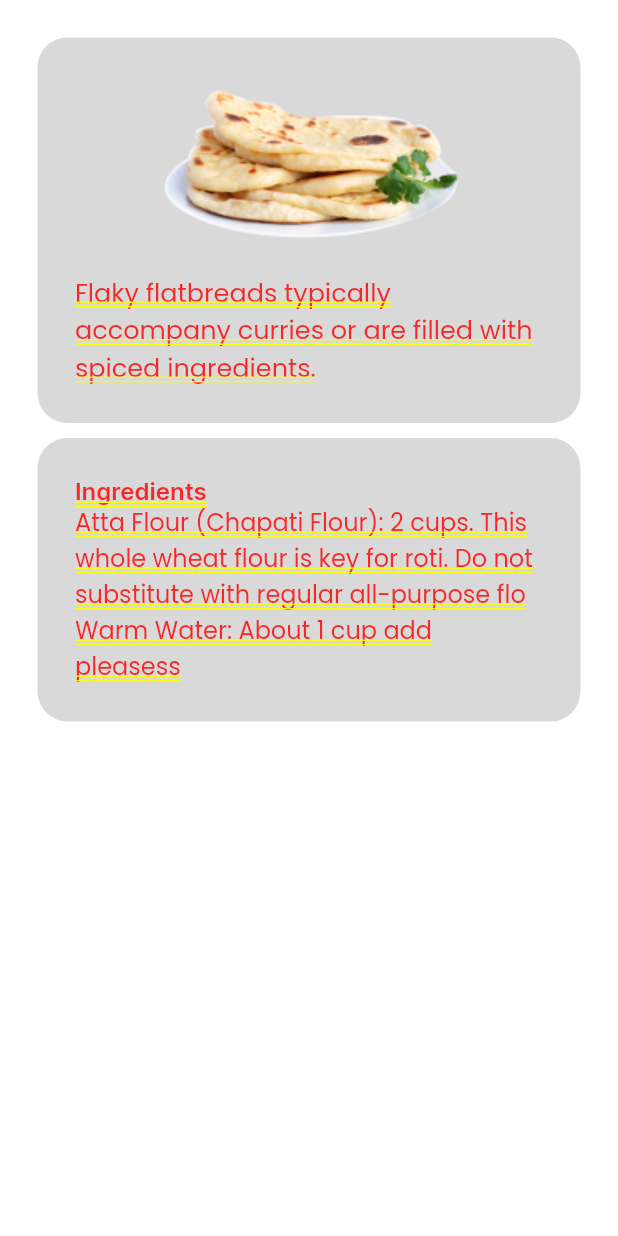
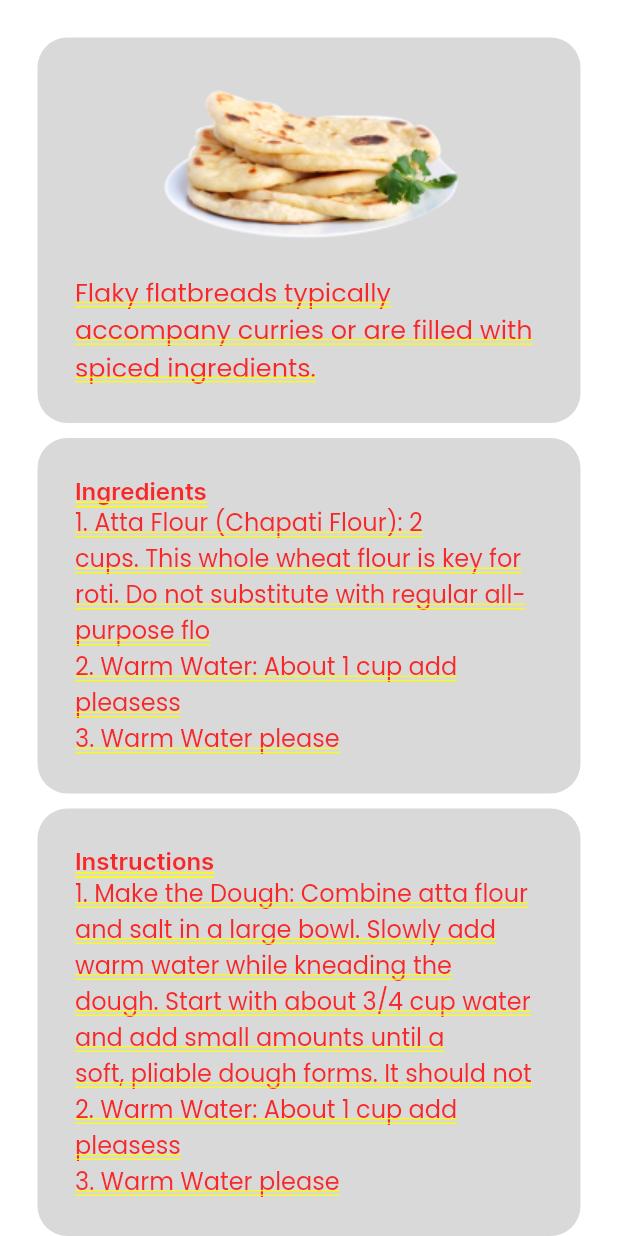
Before and after one commit to ylp1455/recipe-app, a Flutter app: the screen it shows after launch, on a phone screen of 412 x 824 dp. Run offline on Flutter 3.47's test engine with Material 3 defaults, Android fonts, the light colour scheme and no system bars; our stand-ins replace google_fonts; missing offline and left inert: scaffold_gradient_background.

Commit message:
added food page

```diff
--- a/lib/Screens/food.dart
+++ b/lib/Screens/food.dart
@@ -81,11 +81,7 @@ class Food extends StatelessWidget {
                   child: Padding(
                     padding: const EdgeInsets.all(25.0),
                     child: Column(
-                      children: [
-                      //  Image(image: AssetImage("images/food.png"),),
-                        Row(
                       crossAxisAlignment: CrossAxisAlignment.start,
-                          mainAxisAlignment: MainAxisAlignment.start,
                       children: [
                         Text("Ingredients",style: GoogleFonts.inter(
                           textStyle: TextStyle(
@@ -93,16 +89,64 @@ class Food extends StatelessWidget {
                             fontWeight: FontWeight.w600,
                           )
                         ),),
-                          ],
-                        ),
-                        Text("Atta Flour (Chapati Flour): 2 cups. This whole wheat flour is key for roti. Do not substitute with regular all-purpose flo"
+                        Text("1. Atta Flour (Chapati Flour): 2 cups. This whole wheat flour is key for roti. Do not substitute with regular all-purpose flo"
                           ,style: TextStyle(
                             fontSize: 16,
                             fontWeight: FontWeight.w400,
                             fontFamily: "Poppins",
                           ),
                         ),
-                        Text("Warm Water: About 1 cup add pleasess"
+                        Text("2. Warm Water: About 1 cup add pleasess"
+                          ,style: TextStyle(
+                            fontSize: 16,
+                            fontWeight: FontWeight.w400,
+                            fontFamily: "Poppins",
+                          ),
+                        ),
+                        Text("3. Warm Water please"
+                          ,style: TextStyle(
+                            fontSize: 16,
+                            fontWeight: FontWeight.w400,
+                            fontFamily: "Poppins",
+                          ),
+                        ),
+                      ],
+                    ),
+                  ),
+                ),
+                SizedBox(height: 10,),
+                Container(
+                  width: double.infinity,
+                  decoration: BoxDecoration(
+                    borderRadius: BorderRadius.circular(20),
+                    color: Color(0xFFD9D9D9),
+                  ),
+                  child: Padding(
+                    padding: const EdgeInsets.all(25.0),
+                    child: Column(
+                      crossAxisAlignment: CrossAxisAlignment.start,
+                      children: [
+                        Text("Instructions",style: GoogleFonts.inter(
+                            textStyle: TextStyle(
+                              fontSize: 16,
+                              fontWeight: FontWeight.w600,
+                            )
+                        ),),
+                        Text("1. Make the Dough: Combine atta flour and salt in a large bowl. Slowly add warm water while kneading the dough. Start with about 3/4 cup water and add small amounts until a soft, pliable dough forms. It should not"
+                          ,style: TextStyle(
+                            fontSize: 16,
+                            fontWeight: FontWeight.w400,
+                            fontFamily: "Poppins",
+                          ),
+                        ),
+                        Text("2. Warm Water: About 1 cup add pleasess"
+                          ,style: TextStyle(
+                            fontSize: 16,
+                            fontWeight: FontWeight.w400,
+                            fontFamily: "Poppins",
+                          ),
+                        ),
+                        Text("3. Warm Water please"
                           ,style: TextStyle(
                             fontSize: 16,
                             fontWeight: FontWeight.w400,
```
Lines whose indentation alone changed are shown as unchanged.
